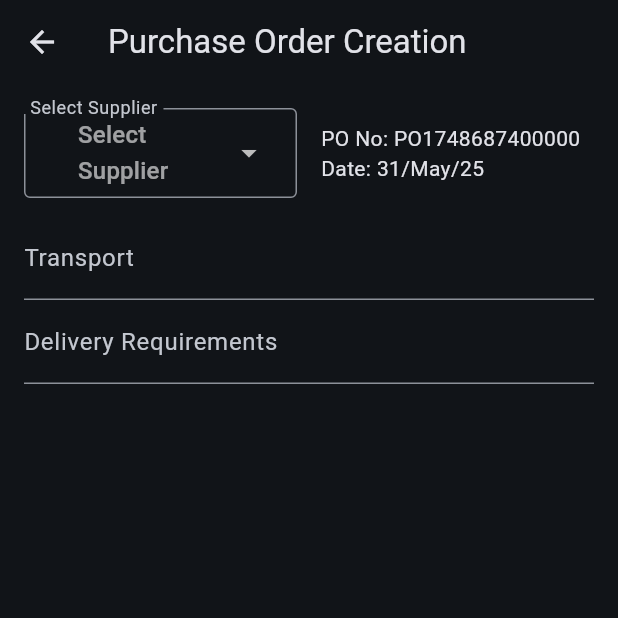
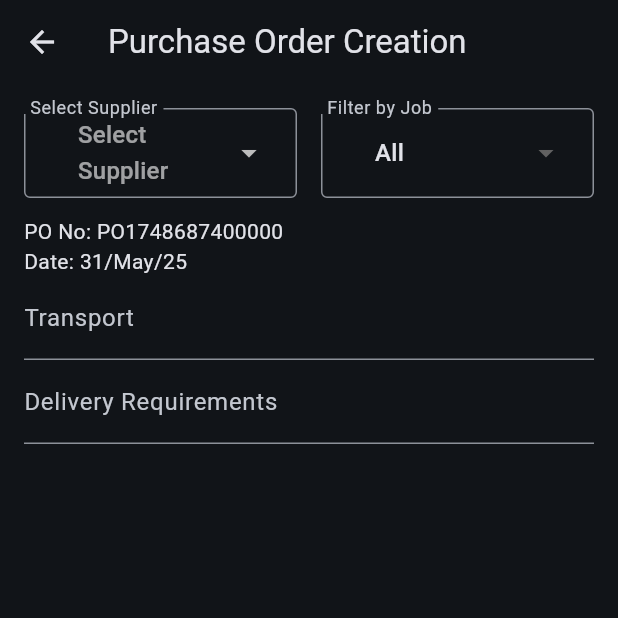
Before and after one commit to manoj1749/mpt_ims, a Flutter app: the AddPurchaseOrderPage screen opened directly, on a phone screen of 412 x 824 dp, the top half of it. Run offline on Flutter 3.47's test engine with Material 3 defaults, Android fonts, the phone set to English and light mode, and no system bars; our stand-ins replace csv, dropdown_button2, firebase_auth, firebase_core, flutter_riverpod, hive and 1 more; missing offline and left inert: pluto_grid; accounts and stored records are empty; generated files the repository leaves out were written again; statements that could not run were skipped.

Commit message:
added filter

```diff
--- a/lib/pages/purchase/add_purchase_order_page.dart
+++ b/lib/pages/purchase/add_purchase_order_page.dart
@@ -34,6 +34,7 @@ class AddPurchaseOrderPage extends ConsumerStatefulWidget {
 class _AddPurchaseOrderPageState extends ConsumerState<AddPurchaseOrderPage> {
   final _formKey = GlobalKey<FormState>();
   Supplier? selectedSupplier;
+  String? selectedJobNo;
   List<POItem> poItems = [];
   final Map<String, TextEditingController> qtyControllers = {};
   final Map<String, TextEditingController> maxQtyControllers = {};
@@ -212,6 +213,17 @@ class _AddPurchaseOrderPageState extends ConsumerState<AddPurchaseOrderPage> {
       }
     }
     setState(() {}); // Trigger rebuild to update UI
+  }
+
+  // Add method to get unique job numbers from PRs
+  List<String> _getUniqueJobNumbers(List<dynamic> purchaseRequests) {
+    final Set<String> jobNos = {'All'}; // Include 'All' as default option
+    for (var pr in purchaseRequests) {
+      if (pr.jobNo != null && pr.jobNo!.isNotEmpty) {
+        jobNos.add(pr.jobNo!);
+      }
+    }
+    return jobNos.toList()..sort();
   }
 
   Widget _buildItemCard(MaterialItem material, List<PRItem> prItems) {
@@ -773,10 +785,20 @@ class _AddPurchaseOrderPageState extends ConsumerState<AddPurchaseOrderPage> {
         .where((pr) => pr.status != 'Completed')
         .toList();
 
+    // Get unique job numbers
+    final jobNumbers = _getUniqueJobNumbers(purchaseRequests);
+
     // Filter POs by selected supplier and group by material
     final materialPRItems = <String, List<PRItem>>{};
     if (selectedSupplier != null) {
       for (var pr in purchaseRequests) {
+        // Skip if job number filter is active and doesn't match
+        if (selectedJobNo != null &&
+            selectedJobNo != 'All' &&
+            pr.jobNo != selectedJobNo) {
+          continue;
+        }
+
         for (var item in pr.items.where((item) => !item.isFullyOrdered)) {
           final material = materials.firstWhere(
             (m) => m.partNo == item.materialCode,
@@ -832,6 +854,7 @@ class _AddPurchaseOrderPageState extends ConsumerState<AddPurchaseOrderPage> {
                           jobNumbers.clear();
                           selectedMaterials.clear();
                           generalStockQtyControllers.clear();
+                          selectedJobNo = 'All'; // Reset job filter when supplier changes
                         });
                       },
                       dropdownStyleData: DropdownStyleData(
@@ -850,6 +873,54 @@ class _AddPurchaseOrderPageState extends ConsumerState<AddPurchaseOrderPage> {
                     ),
                   ),
                   const SizedBox(width: 16),
+                  // Add Job Number Filter Dropdown
+                  Expanded(
+                    child: DropdownButtonFormField2<String>(
+                      isExpanded: true,
+                      decoration: const InputDecoration(
+                        labelText: 'Filter by Job',
+                        border: OutlineInputBorder(),
+                        contentPadding: EdgeInsets.symmetric(vertical: 0),
+                      ),
+                      hint: const Text("Select Job"),
+                      value: selectedJobNo ?? 'All',
+                      items: jobNumbers
+                          .map((jobNo) => DropdownMenuItem<String>(
+                                value: jobNo,
+                                child: Text(
+                                  jobNo,
+                                  overflow: TextOverflow.ellipsis,
+                                ),
+                              ))
+                          .toList(),
+                      onChanged: (val) {
+                        setState(() {
+                          selectedJobNo = val;
+                          selectedPRs.clear();
+                          selectedMaterials.clear();
+                          generalStockQtyControllers.clear();
+                        });
+                      },
+                      dropdownStyleData: DropdownStyleData(
+                        maxHeight: 300,
+                        decoration: BoxDecoration(
+                          borderRadius: BorderRadius.circular(8),
+                        ),
+                      ),
+                      menuItemStyleData: const MenuItemStyleData(
+                        padding: EdgeInsets.symmetric(horizontal: 16),
+                      ),
+                      buttonStyleData: const ButtonStyleData(
+                        padding: EdgeInsets.symmetric(horizontal: 16),
+                        height: 60,
+                      ),
+                    ),
+                  ),
+                ],
+              ),
+              const SizedBox(height: 12),
+              Row(
+                children: [
                   Expanded(
                     child: Column(
                       crossAxisAlignment: CrossAxisAlignment.start,
@@ -863,7 +934,6 @@ class _AddPurchaseOrderPageState extends ConsumerState<AddPurchaseOrderPage> {
                   ),
                 ],
               ),
-              const SizedBox(height: 12),
               TextFormField(
                 controller: _transportController,
                 decoration: const InputDecoration(labelText: 'Transport'),
```
Also changed, not shown: lib/models/quality_inspection.g.dart.
